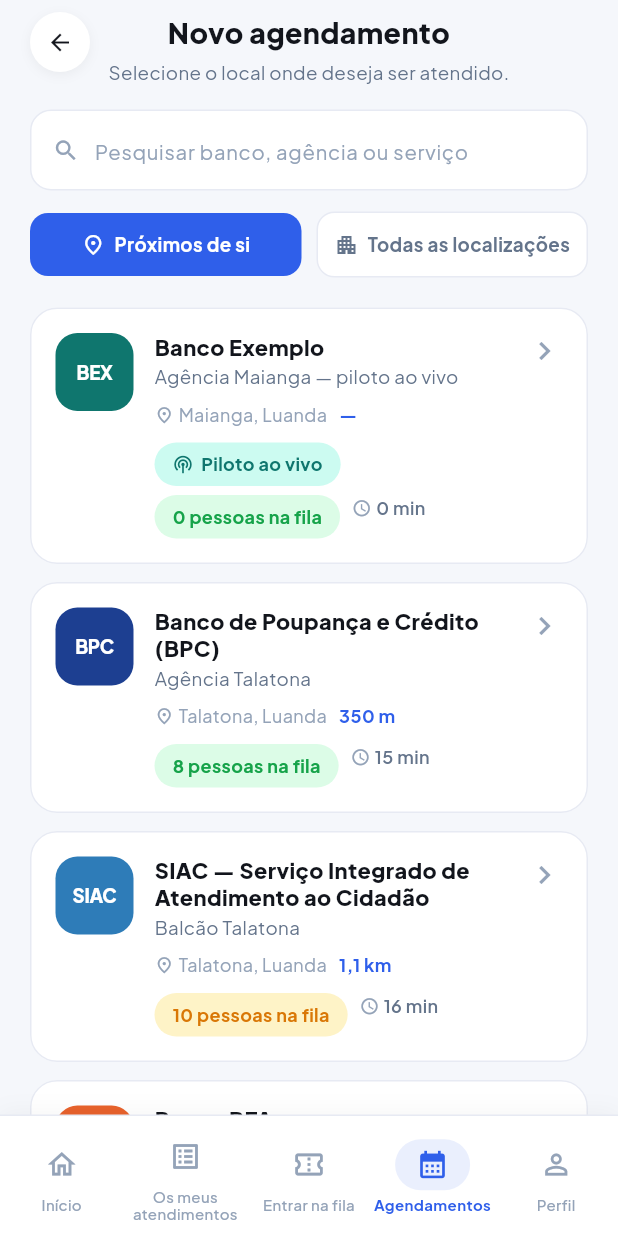
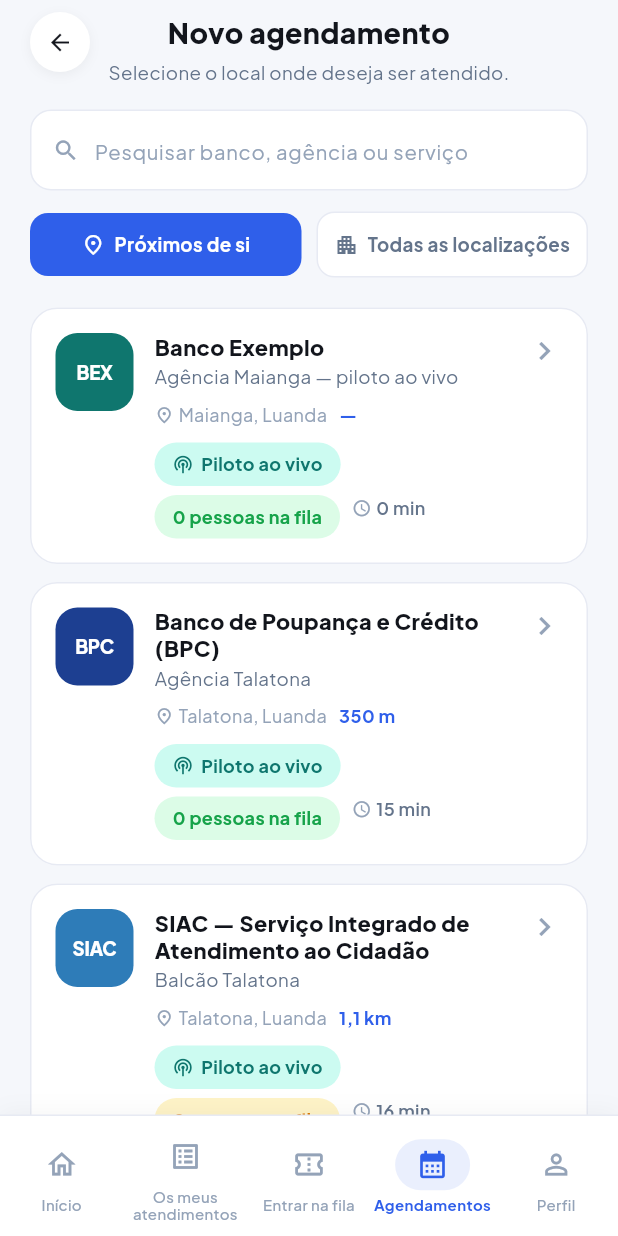
Before and after one commit to PaulinoQuicassa/DevSYNOVAR, a Flutter app: the ChooseLocationScreen screen opened directly, on a phone screen of 412 x 824 dp. Run offline on Flutter 3.47's test engine with Material 3 defaults, Android fonts, the phone set to English and light mode, and no system bars; our stand-ins replace cloud_firestore, firebase_auth, firebase_core, geolocator, google_fonts, qr_flutter; accounts and stored records are empty.

Commit message:
feat: activa BPC, BFA, BAI, BCI e SIAC como localizações reais
institutionId/branchId ligados às instituições já criadas em produção
(fila-certa-staff/scripts/seed-prod-extra-institutions.mjs) -- ficam tão
"reais" como o Banco Exemplo: fila, avaliação, agendamento espelhado,
notificações, tudo já genérico por institutionId/branchId.

```diff
--- a/lib/data/mock_data.dart
+++ b/lib/data/mock_data.dart
@@ -206,10 +206,10 @@
   ];
 
   static const locations = <QueueLocation>[
-    // Localização piloto — ligada a dados reais no Firestore (ver
-    // QueueLocation.institutionId/branchId). As restantes continuam
-    // puramente mock: bancos reais sem backend por trás, propositadamente,
-    // para não sugerir que têm dados ao vivo.
+    // Todas as localizações abaixo estão ligadas a dados reais no
+    // Firestore (ver QueueLocation.institutionId/branchId) — instituições
+    // activadas em produção via scripts/seed-prod-extra-institutions.mjs
+    // (fila-certa-staff), mesma estrutura que o Banco Exemplo já usava.
     QueueLocation(
       name: 'Banco Exemplo',
       subtitle: 'Agência Maianga — piloto ao vivo',
@@ -241,6 +241,8 @@
       brandColor: Color(0xFF1D3F91),
       phone: '+244923000101',
       services: bankServices,
+      institutionId: 'bpc',
+      branchId: 'agencia-talatona',
       latitude: -8.9167,
       longitude: 13.1833,
     ),
@@ -257,6 +259,8 @@
       brandColor: Color(0xFFE8622C),
       phone: '+244923000102',
       services: bankServices,
+      institutionId: 'bfa',
+      branchId: 'agencia-belas',
       latitude: -8.9833,
       longitude: 13.1500,
     ),
@@ -273,6 +277,8 @@
       brandColor: Color(0xFF1E7A4C),
       phone: '+244923000103',
       services: bankServices,
+      institutionId: 'bai',
+      branchId: 'agencia-viana',
       latitude: -8.9036,
       longitude: 13.3708,
     ),
@@ -289,6 +295,8 @@
       brandColor: Color(0xFF15171C),
       phone: '+244923000104',
       services: bankServices,
+      institutionId: 'bci',
+      branchId: 'agencia-kilamba',
       latitude: -8.9978,
       longitude: 13.2564,
     ),
@@ -305,6 +313,8 @@
       brandColor: Color(0xFF2E7CB8),
       phone: '+244923000105',
       services: siacServices,
+      institutionId: 'siac',
+      branchId: 'balcao-talatona',
       latitude: -8.9180,
       longitude: 13.1810,
     ),
```
